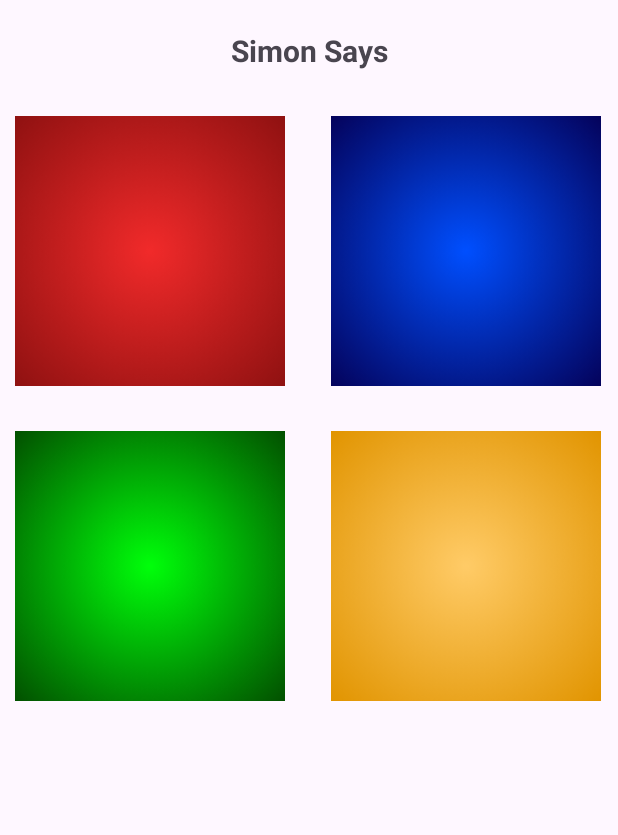
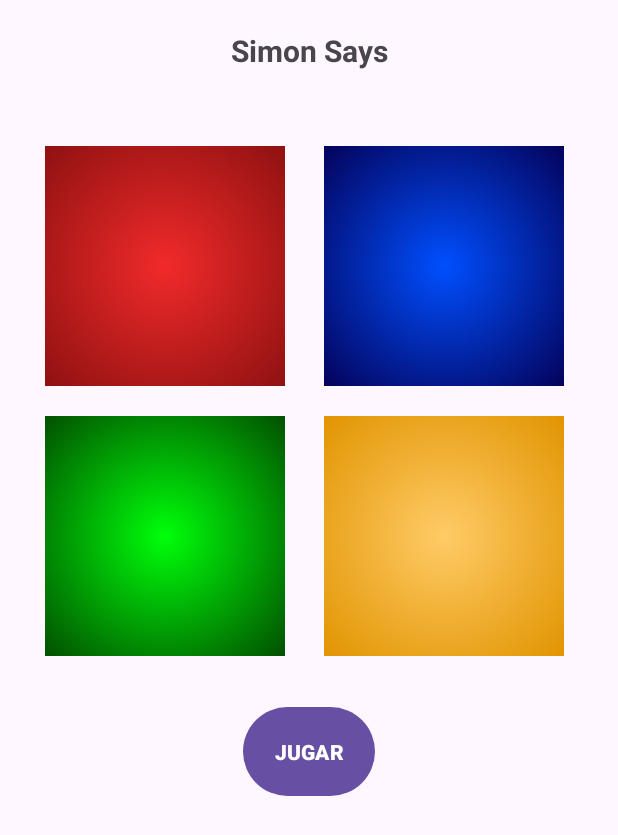
Before and after one commit to Moheto22/simonSaysAndroid, an Android app: the screen it shows after launch (MainActivity), on a phone screen of 412 x 824 dp. Shown: the top 835 px of the screen. Run offline under Robolectric (Android 15) with nearby library versions, the phone set to English and light mode, and no system bars.

Commit message:
Porfin cosas buenas!

```diff
--- a/app/src/main/res/layout/activity_main.xml
+++ b/app/src/main/res/layout/activity_main.xml
@@ -14,15 +14,36 @@
         android:textSize="20dp"
         android:textStyle="bold"
         android:padding="20dp"/>
+
     <GridView
         android:id="@+id/grid"
         android:layout_width="match_parent"
         android:layout_height="wrap_content"
-        android:verticalSpacing="10dp"
-        android:horizontalSpacing="10dp"
-        android:gravity="center"
+        android:layout_margin="20dp"
+        android:layout_gravity="center_horizontal"
         android:numColumns="2">
     </GridView>
 
+    <TextView
+        android:id="@+id/puntuacion"
+        android:layout_width="wrap_content"
+        android:layout_height="wrap_content"
+        android:layout_gravity="center_horizontal"
+        android:layout_margin="20dp"
+        android:text="Puntación : 0"
+        android:textSize="20dp"
+        android:textStyle="bold"
+        android:visibility="gone"/>
+
+    <Button
+        android:id="@+id/boton"
+        android:layout_width="wrap_content"
+        android:layout_height="wrap_content"
+        android:layout_gravity="center_horizontal"
+        android:text="JUGAR"
+        android:textStyle="bold"
+        android:padding="20dp"
+        />
+
 
 </LinearLayout>
--- a/app/src/main/res/layout/grid_item.xml
+++ b/app/src/main/res/layout/grid_item.xml
@@ -8,9 +8,9 @@
 
     <ImageView
         android:id="@+id/image"
-        android:layout_width="200dp"
-        android:layout_height="200dp"
-        android:padding="10dp"/>
+        android:layout_width="160dp"
+        android:layout_height="160dp"
+        android:layout_margin="10dp"/>
 
 
 </LinearLayout>
```
Also changed, not shown: app/src/main/java/com/example/simonsays/MainActivity.kt (+48 -80 lines).
